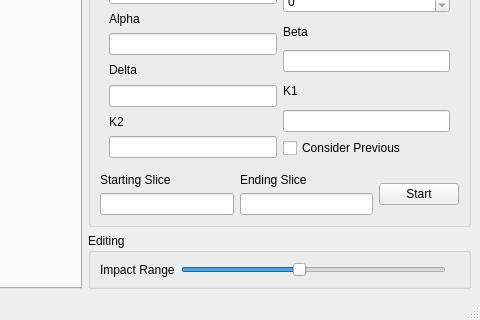
SuperOptimizer/villa, file volume-cartographer/apps/VC/VCMain.ui: the form before one commit; both pictures show x 310 to 790 and y 500 to 820 of the 790 by 820 pixel window.
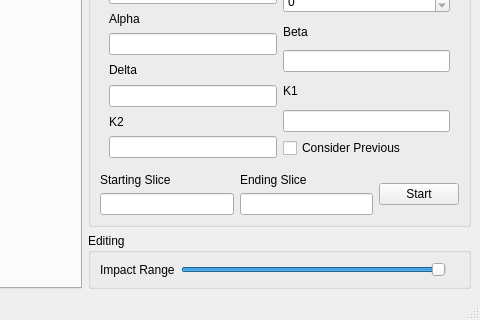
The form after the commit.

What changed in the file:
```diff
--- a/volume-cartographer/apps/VC/VCMain.ui
+++ b/volume-cartographer/apps/VC/VCMain.ui
@@ -358,7 +358,7 @@
             <number>10</number>
            </property>
            <property name="value">
-            <number>5</number>
+            <number>10</number>
            </property>
            <property name="orientation">
             <enum>Qt::Horizontal</enum>
```
